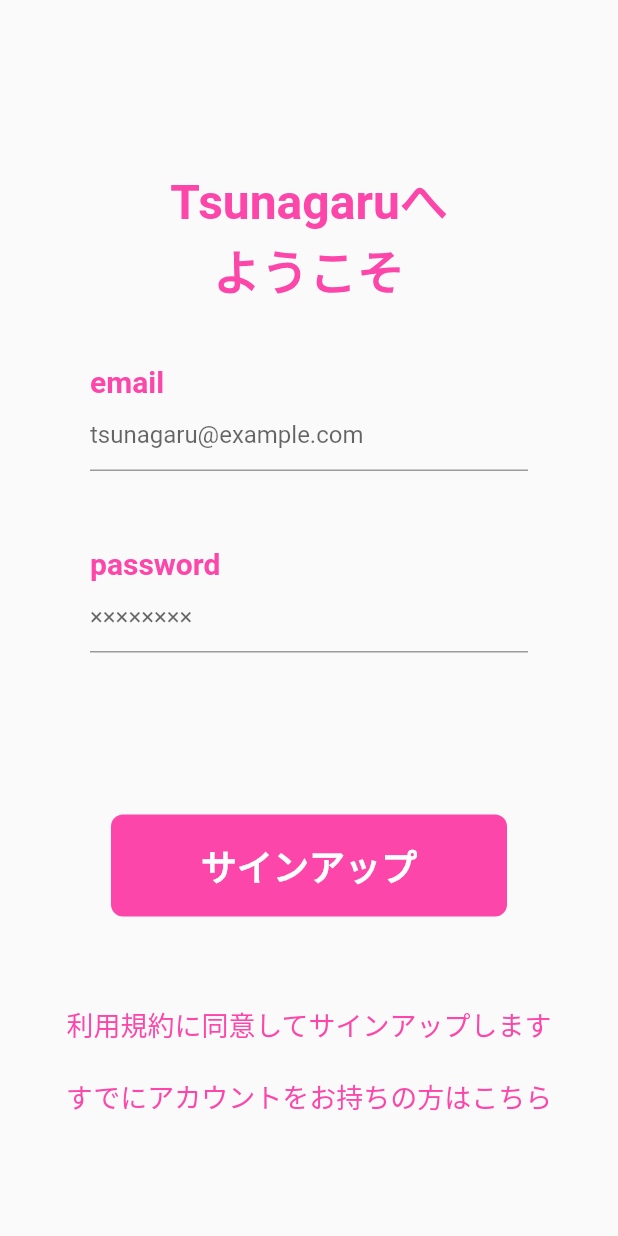
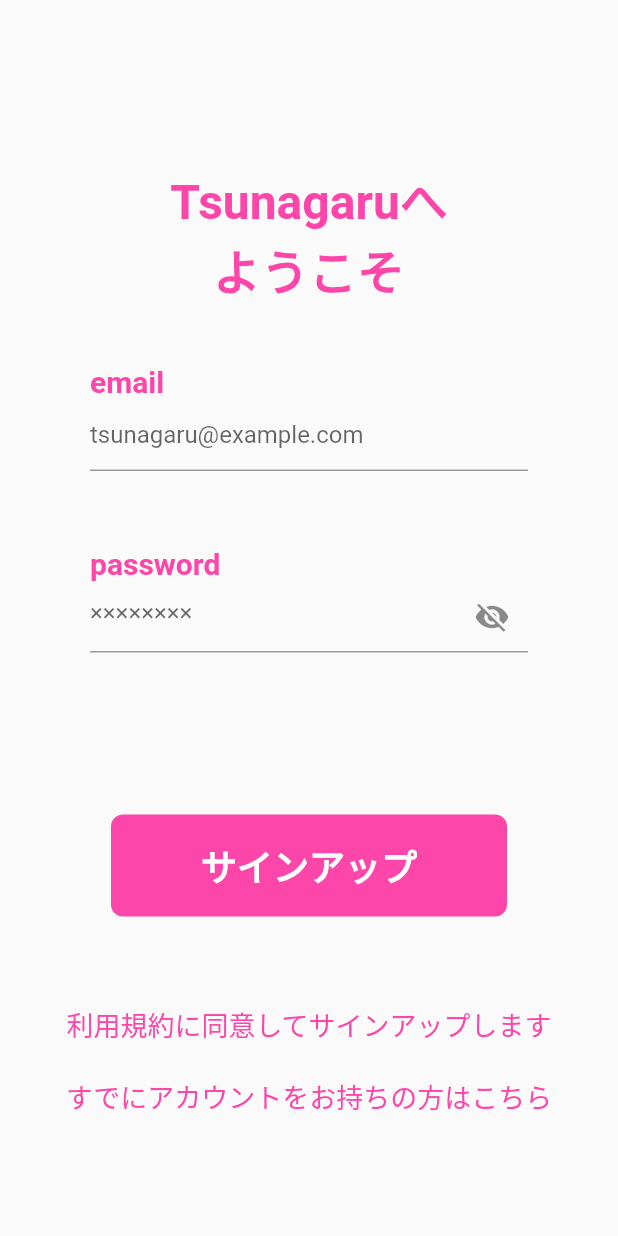
Before and after one commit to Rshigaki/tunagaru, a Flutter app: the screen it shows after launch, after a tap on "サインイン", after a tap on "アカウントをお持ちでない方はこちら", on a phone screen of 412 x 824 dp. Run offline on Flutter 3.47's test engine with Material 2 defaults, Android fonts, the light colour scheme and no system bars; our stand-ins replace auto_route, firebase_auth, firebase_core, fluttertoast, freezed_annotation, hooks_riverpod; accounts and stored records are empty.

Commit message:
パスワードを隠す処理を実装

```diff
--- a/lib/view/pages/user/auth/login/controller.dart
+++ b/lib/view/pages/user/auth/login/controller.dart
@@ -33,6 +33,10 @@
     }
   }
 
+  void toggleShowPassword() {
+    state = state.copyWith(showPassword: !state.showPassword);
+  }
+
   Future<bool> signIn() async {
     state = state.copyWith(isLoading: true);
     try {
--- a/lib/view/pages/user/auth/login/state.dart
+++ b/lib/view/pages/user/auth/login/state.dart
@@ -8,6 +8,7 @@
   const factory LoginState({
     @Default(false) bool isLoading,
     @Default(false) bool isValidated,
+    @Default(false) bool showPassword,
     @Default('') String email,
     @Default('') String password,
   }) = _LoginState;
--- a/lib/view/pages/user/auth/login/ui.dart
+++ b/lib/view/pages/user/auth/login/ui.dart
@@ -88,8 +88,17 @@
                   crossAxisAlignment: CrossAxisAlignment.start,
                   children: [
                     TextFormField(
-                      decoration: const InputDecoration(
+                      obscureText: !loginState.showPassword,
+                      decoration: InputDecoration(
                         hintText: "××××××××",
+                        suffixIcon: IconButton(
+                          icon: Icon(loginState.showPassword
+                              ? Icons.visibility
+                              : Icons.visibility_off),
+                          onPressed: () {
+                            loginController.toggleShowPassword();
+                          },
+                        ),
                       ),
                       onChanged: (String value) {
                         loginController.changePassword(value);
--- a/lib/view/pages/user/auth/registration/controller.dart
+++ b/lib/view/pages/user/auth/registration/controller.dart
@@ -33,6 +33,10 @@
     }
   }
 
+  void toggleShowPassword() {
+    state = state.copyWith(showPassword: !state.showPassword);
+  }
+
   Future<bool> register() async {
     state = state.copyWith(isLoading: true);
     try {
--- a/lib/view/pages/user/auth/registration/state.dart
+++ b/lib/view/pages/user/auth/registration/state.dart
@@ -8,6 +8,7 @@
   const factory RegistrationState({
     @Default(false) bool isLoading,
     @Default(false) bool isValidated,
+    @Default(false) bool showPassword,
     @Default('') String email,
     @Default('') String password,
   }) = _RegistrationState;
--- a/lib/view/pages/user/auth/registration/ui.dart
+++ b/lib/view/pages/user/auth/registration/ui.dart
@@ -91,8 +91,17 @@
                           crossAxisAlignment: CrossAxisAlignment.start,
                           children: [
                             TextFormField(
-                              decoration: const InputDecoration(
+                              obscureText: !registrationState.showPassword,
+                              decoration: InputDecoration(
                                 hintText: "××××××××",
+                                suffixIcon: IconButton(
+                                  icon: Icon(registrationState.showPassword
+                                      ? Icons.visibility
+                                      : Icons.visibility_off),
+                                  onPressed: () {
+                                    registrationController.toggleShowPassword();
+                                  },
+                                ),
                               ),
                               onChanged: (String value) {
                                 registrationController.changePassword(value);
```
Also changed, not shown: lib/view/pages/user/auth/login/state.freezed.dart, lib/view/pages/user/auth/registration/state.freezed.dart.
